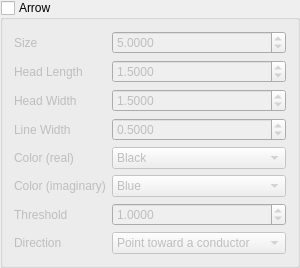
Old version of the form mtpy/gui/SmartMT/ui_asset/groupbox_arrow.ui in the repository MTgeophysics/mtpy.
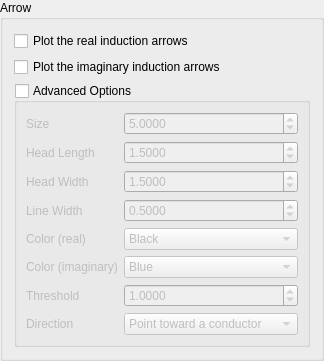
New version of the form.

Commit message: updated implementation of plot_tensor_map

The edit to the form file:
```diff
--- a/mtpy/gui/SmartMT/ui_asset/groupbox_arrow.ui
+++ b/mtpy/gui/SmartMT/ui_asset/groupbox_arrow.ui
@@ -2,12 +2,15 @@
 <ui version="4.0">
  <class>GroupBox_Arrow</class>
  <widget class="QGroupBox" name="GroupBox_Arrow">
+  <property name="enabled">
+   <bool>true</bool>
+  </property>
   <property name="geometry">
    <rect>
     <x>0</x>
     <y>0</y>
     <width>300</width>
-    <height>235</height>
+    <height>314</height>
    </rect>
   </property>
   <property name="sizePolicy">
@@ -23,12 +26,38 @@
    <string>Arrow</string>
   </property>
   <property name="checkable">
+   <bool>false</bool>
+  </property>
+  <property name="checked">
+   <bool>false</bool>
+  </property>
+  <layout class="QVBoxLayout" name="verticalLayout">
+   <item>
+    <widget class="QCheckBox" name="checkBox_real">
+     <property name="text">
+      <string>Plot the real induction arrows</string>
+     </property>
+    </widget>
+   </item>
+   <item>
+    <widget class="QCheckBox" name="checkBox_imaginary">
+     <property name="text">
+      <string>Plot the imaginary induction arrows</string>
+     </property>
+    </widget>
+   </item>
+   <item>
+    <widget class="QGroupBox" name="groupBox_advanced_options">
+     <property name="title">
+      <string>Advanced Options</string>
+     </property>
+     <property name="checkable">
    <bool>true</bool>
   </property>
   <property name="checked">
    <bool>false</bool>
   </property>
-  <layout class="QFormLayout" name="formLayout">
+     <layout class="QFormLayout" name="formLayout_2">
    <item row="0" column="0">
     <widget class="QLabel" name="label">
      <property name="toolTip">
@@ -152,13 +181,6 @@
      </property>
     </widget>
    </item>
-   <item row="5" column="0">
-    <widget class="QLabel" name="label_6">
-     <property name="text">
-      <string>Color (imaginary)</string>
-     </property>
-    </widget>
-   </item>
    <item row="4" column="1">
     <widget class="QComboBox" name="comboBox_color_real">
      <property name="currentIndex">
@@ -206,6 +228,13 @@
      </item>
     </widget>
    </item>
+      <item row="5" column="0">
+       <widget class="QLabel" name="label_6">
+        <property name="text">
+         <string>Color (imaginary)</string>
+        </property>
+       </widget>
+      </item>
    <item row="5" column="1">
     <widget class="QComboBox" name="comboBox_color_imaginary">
      <item>
@@ -298,6 +327,29 @@
        <string>Point away from conductor</string>
       </property>
      </item>
+       </widget>
+      </item>
+     </layout>
+     <zorder>label</zorder>
+     <zorder>doubleSpinBox_size</zorder>
+     <zorder>doubleSpinBox_size</zorder>
+     <zorder>label</zorder>
+     <zorder>doubleSpinBox_size</zorder>
+     <zorder>label</zorder>
+     <zorder>label_2</zorder>
+     <zorder>doubleSpinBox_head_length</zorder>
+     <zorder>label_3</zorder>
+     <zorder>doubleSpinBox_head_width</zorder>
+     <zorder>label_4</zorder>
+     <zorder>doubleSpinBox_line_width</zorder>
+     <zorder>label_5</zorder>
+     <zorder>comboBox_color_real</zorder>
+     <zorder>label_6</zorder>
+     <zorder>comboBox_color_imaginary</zorder>
+     <zorder>label_7</zorder>
+     <zorder>doubleSpinBox_threshold</zorder>
+     <zorder>label_8</zorder>
+     <zorder>comboBox_direction</zorder>
     </widget>
    </item>
   </layout>
```
Lines whose indentation alone changed are shown as unchanged. The commit also changes 12 other files.
